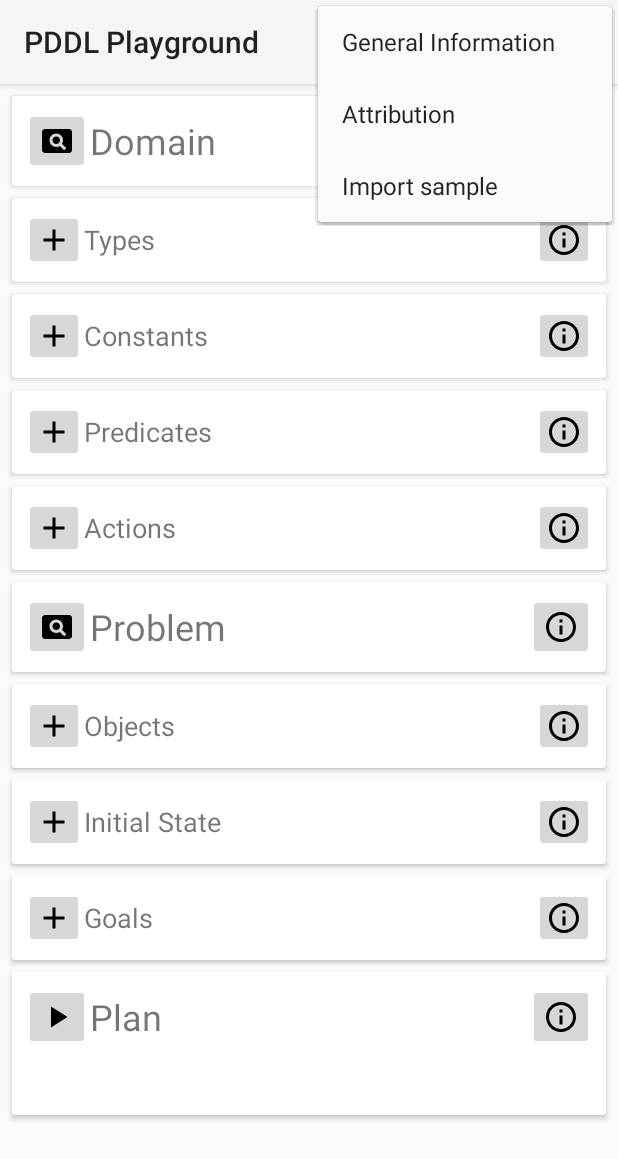
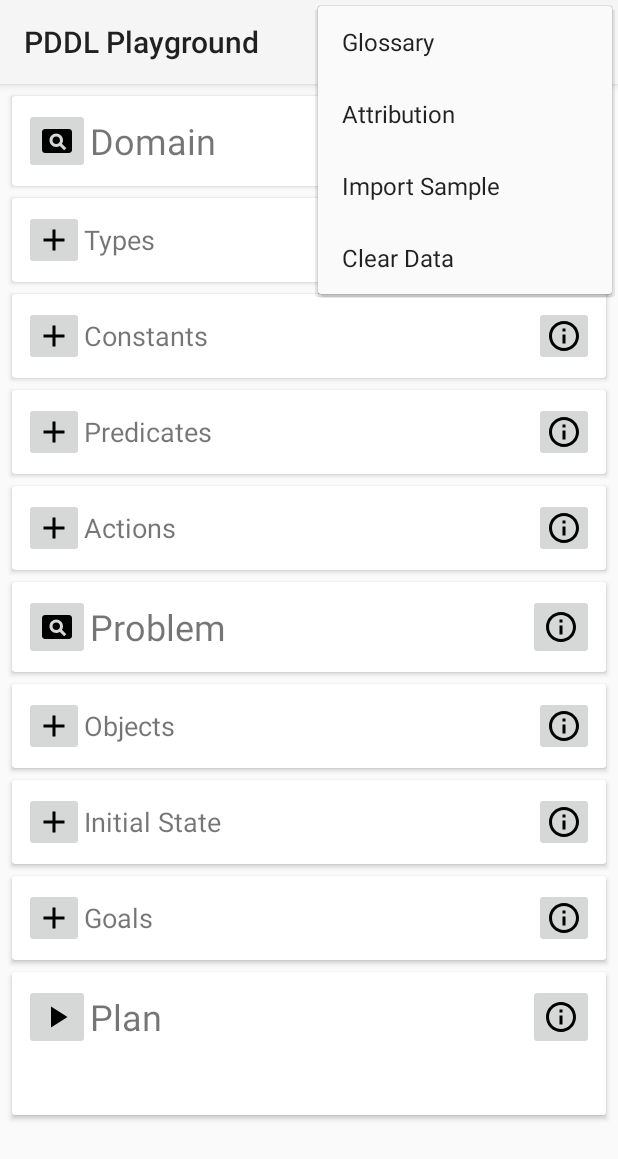
Before and after one commit to aldebaran/pddl-playground, an Android app: the screen it shows after launch (MainActivity), with the options menu open, on a phone screen of 412 x 824 dp. Shown: the top 1159 px of the screen. Run offline under Robolectric (Android 15) with nearby library versions, the phone set to English and light mode, and no system bars; our stand-ins replace Timber; libraries missing offline, so code that uses them is left out: com.softbankrobotics.pddlplanning; 3 statements that could not run were skipped.

Commit message:
add action item for clearing data, warn user before importing samples

```diff
--- a/app/src/main/java/com/softbankrobotics/pddlplayground/data/DatabaseHelper.kt
+++ b/app/src/main/java/com/softbankrobotics/pddlplayground/data/DatabaseHelper.kt
@@ -66,6 +66,10 @@ class DatabaseHelper private constructor(context: Context) : SQLiteOpenHelper(co
             .update(TABLE_NAME, ExpressionUtil.toContentValues(expression), where, whereArgs)
     }
 
+    fun deleteAllExpressions(): Int {
+        return writableDatabase.delete(TABLE_NAME, null, null)
+    }
+
     fun deleteExpression(expression: Expression): Int {
         return deleteExpression(expression.getId())
     }
--- a/app/src/main/java/com/softbankrobotics/pddlplayground/util/PDDLUtil.kt
+++ b/app/src/main/java/com/softbankrobotics/pddlplayground/util/PDDLUtil.kt
@@ -58,6 +58,11 @@ object PDDLUtil {
         Pair(PDDLCategory.INIT.ordinal, initList),
         Pair(PDDLCategory.GOAL.ordinal, goalList)
     )
+
+    fun clearDatabase(context: Context) {
+        DatabaseHelper.getInstance(context).deleteAllExpressions()
+        LoadExpressionsService.launchLoadExpressionsService(context)
+    }
 
     fun fillInDatabaseWithSample(context: Context) {
         DatabaseHelper.getInstance(context).apply {
--- a/app/src/main/res/layout/fragment_edit_text.xml
+++ b/app/src/main/res/layout/fragment_edit_text.xml
@@ -13,6 +13,11 @@
         <TextView
             android:text="@string/edit_goal"
             android:textSize="18sp"
+            android:layout_width="wrap_content"
+            android:layout_height="wrap_content"/>
+        <TextView
+            android:text="@string/warning_parentheses"
+            android:textSize="15sp"
             android:layout_width="wrap_content"
             android:layout_height="wrap_content"/>
         <EditText
--- a/app/src/main/res/menu/toolbar_menu.xml
+++ b/app/src/main/res/menu/toolbar_menu.xml
@@ -3,9 +3,9 @@
     xmlns:app="http://schemas.android.com/apk/res-auto">
 
     <item
-        android:id="@+id/action_glossary"
-        android:icon="@drawable/ic_glossary"
-        android:title="@string/action_glossary"
+        android:id="@+id/action_info"
+        android:icon="@drawable/ic_info"
+        android:title="@string/action_info"
         app:showAsAction="ifRoom"/>
 
     <item
@@ -15,9 +15,9 @@
         app:showAsAction="ifRoom"/>
 
     <item
-        android:id="@+id/action_info"
-        android:icon="@drawable/ic_info"
-        android:title="@string/action_info"
+        android:id="@+id/action_glossary"
+        android:icon="@drawable/ic_glossary"
+        android:title="@string/action_glossary"
         app:showAsAction="ifRoom"/>
 
     <item
@@ -32,4 +32,10 @@
         android:title="@string/import_sample"
         app:showAsAction="never"/>
 
+    <item
+        android:id="@+id/action_clear"
+        android:icon="@drawable/ic_import"
+        android:title="@string/clear_data"
+        app:showAsAction="never"/>
+
 </menu>
--- a/app/src/main/res/values/strings.xml
+++ b/app/src/main/res/values/strings.xml
@@ -224,8 +224,12 @@
     <string name="expression_explanation">A goal may include logical expressions that themselves contain operators</string>
     <string name="goal_explanation">A goal with an operator includes parameters, predicates, and/or logical expressions</string>
     <string name="attribution">Attribution</string>
-    <string name="import_sample">Import sample</string>
+    <string name="import_sample">Import Sample</string>
     <string name="constant_example">e.g. happy, self, …</string>
+    <string name="warning_parentheses">Be careful with the parentheses!</string>
+    <string name="clear_data">Clear Data</string>
+    <string name="alert_clear_data_summary">You are about to clear the database. Are you sure?</string>
+    <string name="alert_import_sample_summary">The sample will overwrite your current data. Are you sure?</string>
     <string name="preview_domain">Preview domain</string>
     <string name="about_domain">About domain</string>
     <string name="add_type">Add type</string>
```
Also changed, not shown: app/src/main/java/com/softbankrobotics/pddlplayground/MainActivity.kt (+12 -2 lines), app/src/main/java/com/softbankrobotics/pddlplayground/ui/fragment/AlertFragment.kt (added, +43 -0 lines), app/src/main/java/com/softbankrobotics/pddlplayground/ui/main/MainFragment.kt (+3 -5 lines), app/src/main/res/drawable/ic_clear.xml (added, +10 -0 lines).
